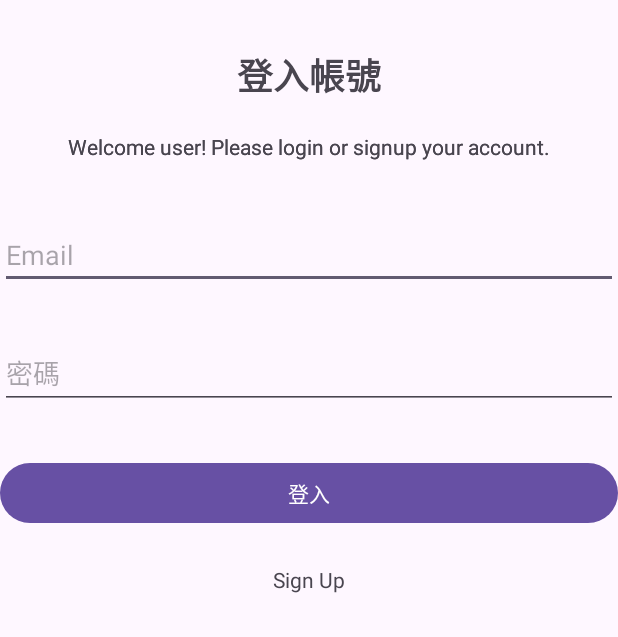
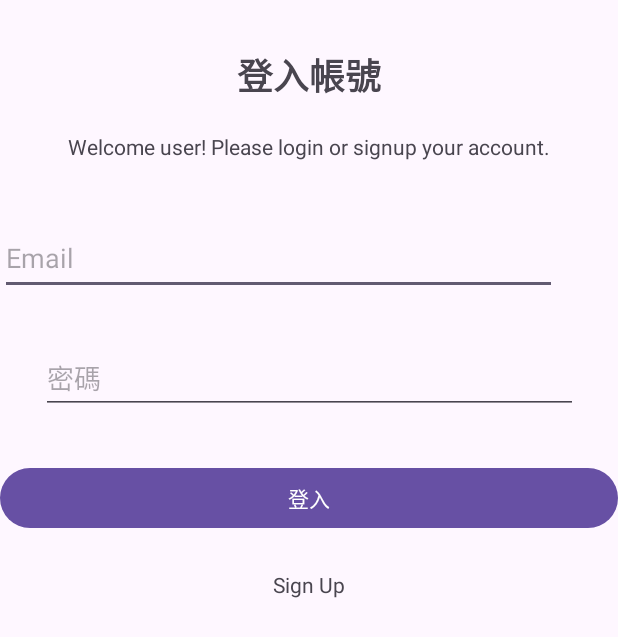
Before and after one commit to lostpay/budget_app_android, an Android app: the screen it shows after launch (login), on a phone screen of 412 x 824 dp. Shown: the top 637 px of the screen. Run offline under Robolectric (Android 15) with nearby library versions, the phone set to English and light mode, and no system bars; our stand-ins replace Firebase (no records; nobody signed in at launch, a user with empty details on screens opened directly).

Commit message:
second commit

```diff
--- a/app/src/main/res/layout/activity_login.xml
+++ b/app/src/main/res/layout/activity_login.xml
@@ -32,25 +32,15 @@
         app:layout_constraintStart_toStartOf="parent"
         app:layout_constraintTop_toBottomOf="@+id/tvLoginTitle" />
 
-    <TextView
-        android:id="@+id/textView3"
-        android:layout_width="wrap_content"
-        android:layout_height="wrap_content"
-        android:layout_marginStart="24dp"
-        android:layout_marginTop="20dp"
-        android:layout_marginEnd="24dp"
-        android:text="Welcome user! Please login or signup your account."
-        app:layout_constraintEnd_toEndOf="parent"
-        app:layout_constraintStart_toStartOf="parent"
-        app:layout_constraintTop_toBottomOf="@+id/tvLoginTitle" />
-
     <EditText
         android:id="@+id/et_signin_email"
-        android:layout_width="0dp"
-        android:layout_height="wrap_content"
+        android:layout_width="371dp"
+        android:layout_height="49dp"
         android:layout_marginTop="40dp"
+        android:layout_marginBottom="32dp"
         android:hint="Email"
         android:inputType="textEmailAddress"
+        app:layout_constraintBottom_toTopOf="@+id/et_signin_password"
         app:layout_constraintEnd_toEndOf="parent"
         app:layout_constraintHorizontal_bias="0.0"
         app:layout_constraintStart_toStartOf="parent"
@@ -58,8 +48,8 @@
 
     <EditText
         android:id="@+id/et_signin_password"
-        android:layout_width="0dp"
-        android:layout_height="wrap_content"
+        android:layout_width="358dp"
+        android:layout_height="47dp"
         android:layout_marginTop="32dp"
         android:hint="密碼"
         android:inputType="textPassword"
```
